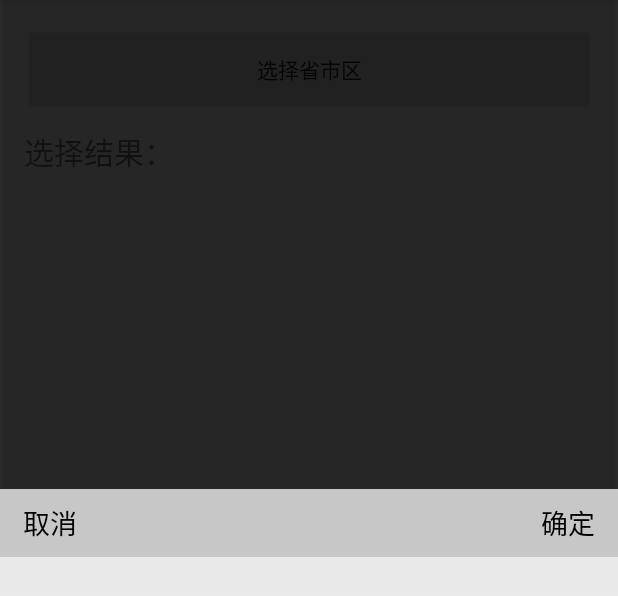
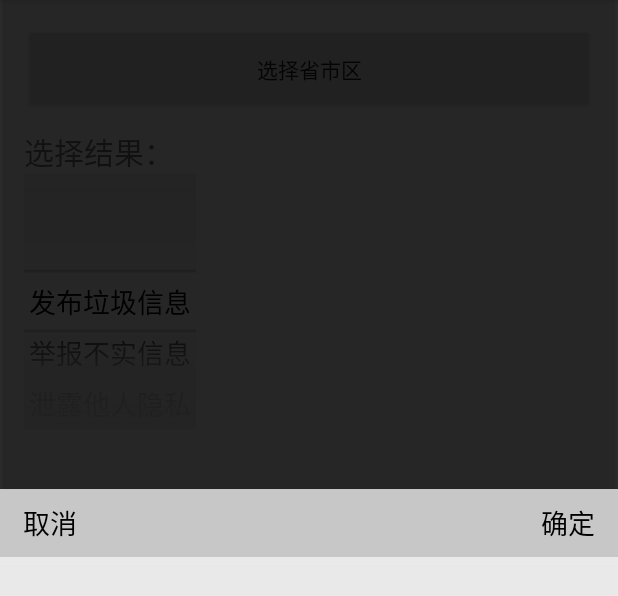
Before and after one commit to xuelanghu120/citypicker-master, an Android app: the screen it shows after launch (MainActivity), after a tap on "选择省市区", on a phone screen of 412 x 824 dp, the part 84-680 px from its top. Run offline under Robolectric (Android 15) with nearby library versions, the phone set to English and light mode, and no system bars.

Commit message:
修复显示颜色的bug

```diff
--- a/app/src/main/java/com/ihidea/as/citypicker/MainActivity.java
+++ b/app/src/main/java/com/ihidea/as/citypicker/MainActivity.java
@@ -11,8 +11,8 @@ import android.widget.TextView;
 
 
 import com.lljjcoder.citypickerview.widget.CityPicker;
-
-
+import com.lljjcoder.citypickerview.widget.wheel.WheelView;
+import com.lljjcoder.citypickerview.widget.wheel.adapters.ArrayWheelAdapter;
 
 
 public class MainActivity extends AppCompatActivity {
@@ -21,13 +21,13 @@ public class MainActivity extends AppCompatActivity {
     protected void onCreate(Bundle savedInstanceState) {
         super.onCreate(savedInstanceState);
         setContentView(R.layout.activity_main);
-//        WheelView mWheelView = (WheelView) findViewById(R.id.id_district_ll);
+        WheelView mWheelView = (WheelView) findViewById(R.id.id_district_ll);
         final String[] datas = getResources().getStringArray(R.array.content_data);
-//        ArrayWheelAdapter arrayWheelAdapter = new ArrayWheelAdapter<String>(MainActivity.this, datas);
-//        mWheelView.setViewAdapter(arrayWheelAdapter);
-//        //获取所设置的省的位置，直接定位到该位置
-//
-//        arrayWheelAdapter.setTextColor(Color.parseColor("#000000"));
+        ArrayWheelAdapter arrayWheelAdapter = new ArrayWheelAdapter<String>(MainActivity.this, datas);
+        mWheelView.setViewAdapter(arrayWheelAdapter);
+        //获取所设置的省的位置，直接定位到该位置
+        mWheelView.setDrawShadows(true);
+        arrayWheelAdapter.setTextColor(Color.parseColor("#000000"));
 
 
 
--- a/citypickerview/build.gradle
+++ b/citypickerview/build.gradle
@@ -6,7 +6,7 @@ apply plugin: 'com.github.dcendents.android-maven'
 apply plugin: 'com.jfrog.bintray'
 
 //你的library版本号
-version = "3.0.1"
+version = "3.0.2"
 
 
 android {
--- a/citypickerview/src/main/java/com/lljjcoder/citypickerview/widget/wheel/WheelView.java
+++ b/citypickerview/src/main/java/com/lljjcoder/citypickerview/widget/wheel/WheelView.java
@@ -34,6 +34,7 @@ import android.view.MotionEvent;
 import android.view.View;
 import android.view.ViewGroup.LayoutParams;
 import android.view.animation.Interpolator;
+import android.widget.Adapter;
 import android.widget.LinearLayout;
 
 import com.lljjcoder.citypickerview.R;
@@ -657,7 +658,9 @@ public class WheelView extends View {
         /*/ Modified by wulianghuan 2014-11-25
         int height = (int)(1.5 * getItemHeight());
 		//*/
-        int height = (int) (3 * getItemHeight());
+        //从中间到顶部渐变处理
+        int count = getVisibleItems() == 2 ? 1 : getVisibleItems() / 2;
+        int height = (int) (count * getItemHeight());
         //*/
         topShadow.setBounds(0, 0, getWidth(), height);
         topShadow.draw(canvas);
```
